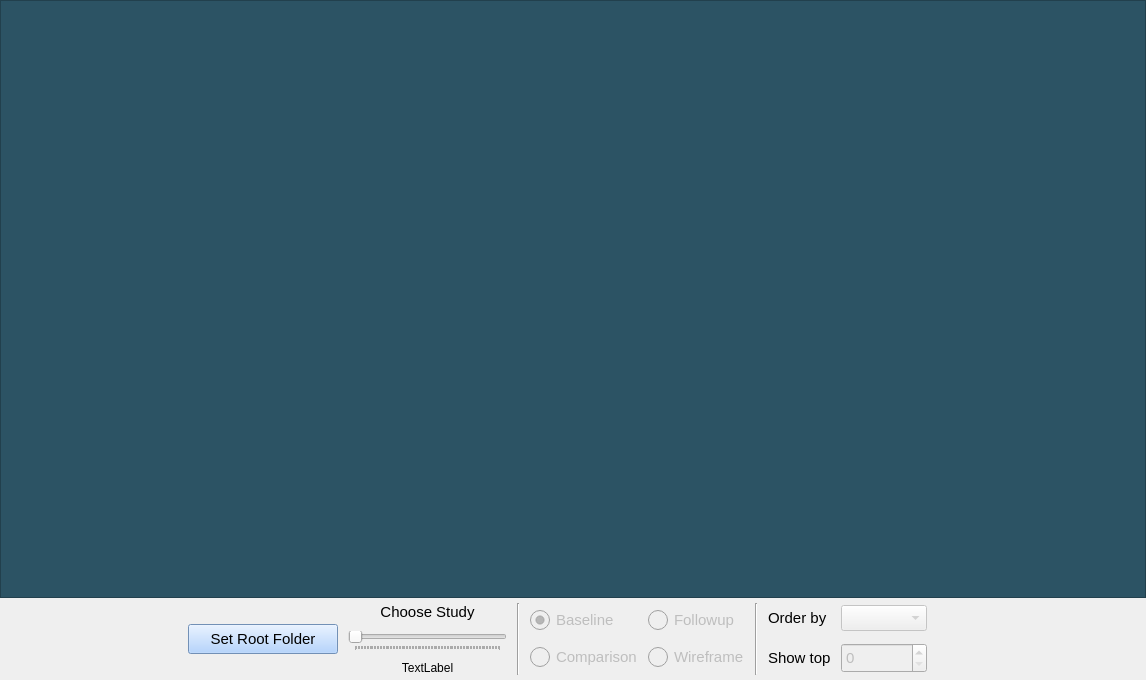
Before: the Qt Designer form ui/gui.ui in sherinsugathan/MS-Progression-Analysis, drawn with Qt 5.
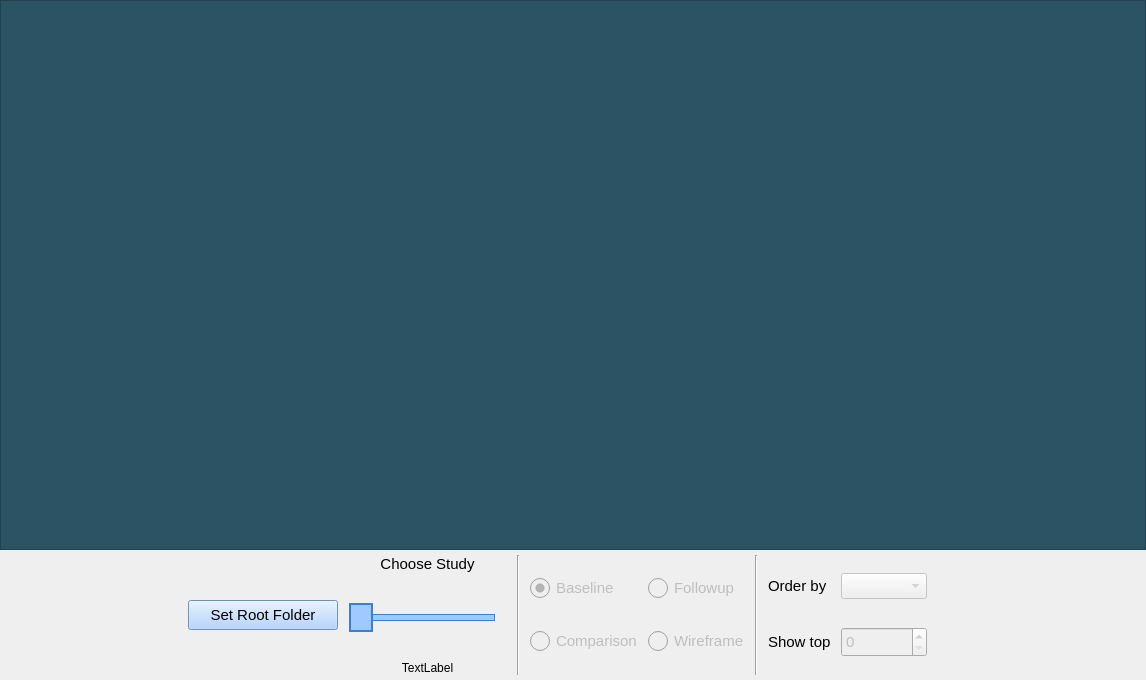
After: the same form once the commit is applied.

Diff of the .ui file:
```diff
--- a/ui/gui.ui
+++ b/ui/gui.ui
@@ -134,11 +134,44 @@
         </item>
         <item>
          <widget class="QSlider" name="slider_data">
+          <property name="enabled">
+           <bool>false</bool>
+          </property>
+          <property name="sizePolicy">
+           <sizepolicy hsizetype="Expanding" vsizetype="Fixed">
+            <horstretch>0</horstretch>
+            <verstretch>0</verstretch>
+           </sizepolicy>
+          </property>
+          <property name="cursor">
+           <cursorShape>OpenHandCursor</cursorShape>
+          </property>
+          <property name="styleSheet">
+           <string notr="true">.QSlider {
+min-height: 68px;
+    max-height: 68px;
+}
+
+.QSlider::groove:horizontal {
+    border: 1px solid rgb(62,126, 209);
+    height: 5px;
+    background: rgb(160, 201, 255);
+    margin: 0 12px;
+}
+
+.QSlider::handle:horizontal {
+    background: rgb(160, 201, 255);
+    border: 2px solid rgb(62,126, 209);
+    width: 20px;
+    height: 100px;
+    margin: -12px -12px;
+}</string>
+          </property>
           <property name="orientation">
            <enum>Qt::Horizontal</enum>
           </property>
           <property name="tickPosition">
-           <enum>QSlider::TicksBelow</enum>
+           <enum>QSlider::TicksAbove</enum>
           </property>
           <property name="tickInterval">
            <number>1</number>
```
Left out of the diff: 3 changed lines with no effect on the pictures.
